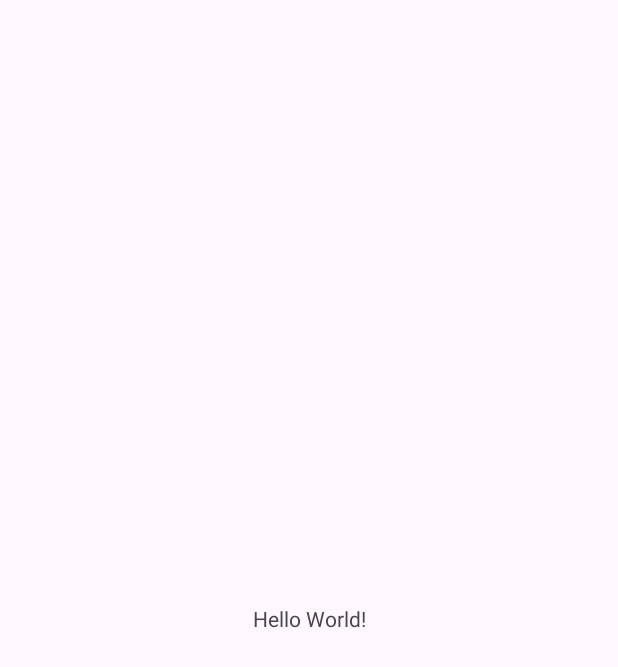
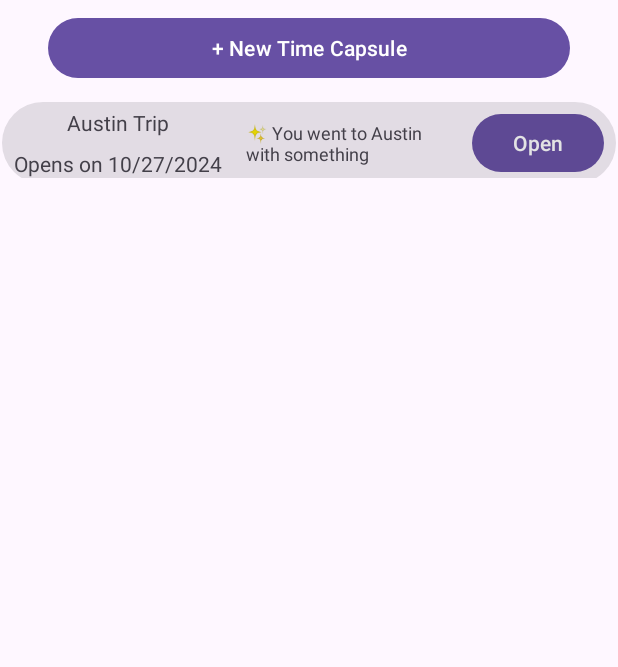
Before and after one commit to liz403/TimeCapsuleApp, an Android app: the screen it shows after launch (MainActivity), on a phone screen of 412 x 824 dp. Before the commit the part shown is almost empty. Shown: the top 667 px of the screen. Run offline under Robolectric (Android 15) with nearby library versions, the phone set to English and light mode, and no system bars.

Commit message:
add the ui and stuff

```diff
--- a/app/src/main/AndroidManifest.xml
+++ b/app/src/main/AndroidManifest.xml
@@ -11,7 +11,7 @@
             android:roundIcon="@mipmap/ic_launcher_round"
             android:supportsRtl="true"
             android:theme="@style/Theme.TimeCapsule"
-            tools:targetApi="31">
+            >
         <activity
                 android:name=".MainActivity"
                 android:exported="true">
--- a/app/src/main/java/dev/liz403/timecapsule/MainActivity.java
+++ b/app/src/main/java/dev/liz403/timecapsule/MainActivity.java
@@ -2,6 +2,8 @@ package dev.liz403.timecapsule;
 
 import android.os.Bundle;
 
+import android.view.View;
+import android.widget.LinearLayout;
 import androidx.activity.EdgeToEdge;
 import androidx.appcompat.app.AppCompatActivity;
 import androidx.core.graphics.Insets;
@@ -20,5 +22,8 @@ public class MainActivity extends AppCompatActivity {
             v.setPadding(systemBars.left, systemBars.top, systemBars.right, systemBars.bottom);
             return insets;
         });
+
+        LinearLayout layout = findViewById(R.id.mainPageScrollLayout);
+        layout.addView(View.inflate(this, R.layout.caps_view,null));
     }
 }
--- a/app/src/main/res/layout/activity_main.xml
+++ b/app/src/main/res/layout/activity_main.xml
@@ -7,13 +7,24 @@
         android:layout_width="match_parent"
         android:layout_height="match_parent"
         tools:context=".MainActivity">
-    <TextView
-            android:layout_width="wrap_content"
-            android:layout_height="wrap_content"
-            android:text="Hello World!"
+    <Button
+            android:text="+ New Time Capsule"
+            android:layout_width="0dp"
+            android:layout_height="wrap_content" android:id="@+id/createCapsuleBtn"
+            app:layout_constraintTop_toTopOf="parent" app:layout_constraintStart_toStartOf="parent"
+            app:layout_constraintEnd_toEndOf="parent" android:layout_marginTop="8dp" android:layout_marginStart="32dp"
+            android:layout_marginEnd="32dp"/>
+    <ScrollView
+            android:layout_width="409dp"
+            android:layout_height="0dp"
             app:layout_constraintBottom_toBottomOf="parent"
+            android:id="@+id/scrollViewMainPage" app:layout_constraintTop_toBottomOf="@id/createCapsuleBtn"
             app:layout_constraintStart_toStartOf="parent"
-            app:layout_constraintEnd_toEndOf="parent"
-            app:layout_constraintTop_toTopOf="parent"/>
+            app:layout_constraintEnd_toEndOf="parent" android:layout_marginTop="8dp">
+        <LinearLayout android:layout_width="match_parent" android:layout_height="wrap_content"
+                      android:orientation="vertical" android:id="@+id/mainPageScrollLayout"
+
+        />
+    </ScrollView>
 
 </androidx.constraintlayout.widget.ConstraintLayout>
--- /dev/null
+++ b/app/src/main/res/layout/caps_view.xml
@@ -0,0 +1,42 @@
+<?xml version="1.0" encoding="utf-8"?>
+<androidx.constraintlayout.widget.ConstraintLayout xmlns:android="http://schemas.android.com/apk/res/android"
+                                                   xmlns:app="http://schemas.android.com/apk/res-auto" xmlns:tools="http://schemas.android.com/tools" android:layout_width="match_parent"
+                                                   android:layout_height="match_parent">
+    <TextView
+            android:text="Austin Trip"
+            android:layout_width="wrap_content"
+            android:layout_height="wrap_content" android:id="@+id/tripNameLabel"
+            app:layout_constraintEnd_toEndOf="@+id/openDateLabel" app:layout_constraintStart_toStartOf="@+id/openDateLabel"
+            app:layout_constraintTop_toTopOf="parent" android:layout_marginTop="8dp"
+    />
+    <TextView
+            android:text="Opens on 10/27/2024"
+            android:layout_width="wrap_content"
+            android:layout_height="wrap_content" android:id="@+id/openDateLabel"
+            app:layout_constraintStart_toStartOf="parent" app:layout_constraintTop_toBottomOf="@+id/tripNameLabel"
+            android:layout_marginStart="8dp" android:layout_marginTop="8dp"/>
+    <TextView
+            android:text="✨ You went to Austin with something"
+            android:layout_width="0dp"
+            android:layout_height="0dp" android:id="@+id/aiSummary"
+            app:layout_constraintStart_toEndOf="@+id/openDateLabel" app:layout_constraintTop_toTopOf="parent"
+            app:layout_constraintBottom_toBottomOf="@+id/openDateLabel"
+            app:layout_constraintEnd_toStartOf="@+id/openCapBtn"
+            android:layout_marginStart="16dp" android:layout_marginEnd="16dp"
+            android:layout_marginTop="8dp" android:autoSizeTextType="uniform" android:autoSizeMaxTextSize="20sp"
+            android:autoSizeMinTextSize="8sp" android:autoSizeStepGranularity="2sp" android:gravity="center_vertical"/>
+    <Button
+            android:text="Open"
+            android:layout_width="wrap_content"
+            android:layout_height="0dp" android:id="@+id/openCapBtn"
+            app:layout_constraintEnd_toEndOf="parent" app:layout_constraintTop_toTopOf="@+id/aiSummary"
+            app:layout_constraintBottom_toBottomOf="@+id/openDateLabel" android:layout_marginEnd="8dp"
+            app:layout_constraintVertical_bias="1.0"/>
+    <Button
+            android:layout_width="0dp"
+            android:layout_height="0dp" android:id="@+id/button2"
+            app:layout_constraintStart_toStartOf="parent" app:layout_constraintEnd_toEndOf="parent"
+            app:layout_constraintTop_toTopOf="parent" app:layout_constraintBottom_toBottomOf="@+id/openCapBtn"
+            android:layout_marginBottom="-8dp" android:checkable="false" android:clickable="false"
+            android:enabled="false"/>
+</androidx.constraintlayout.widget.ConstraintLayout>
```
